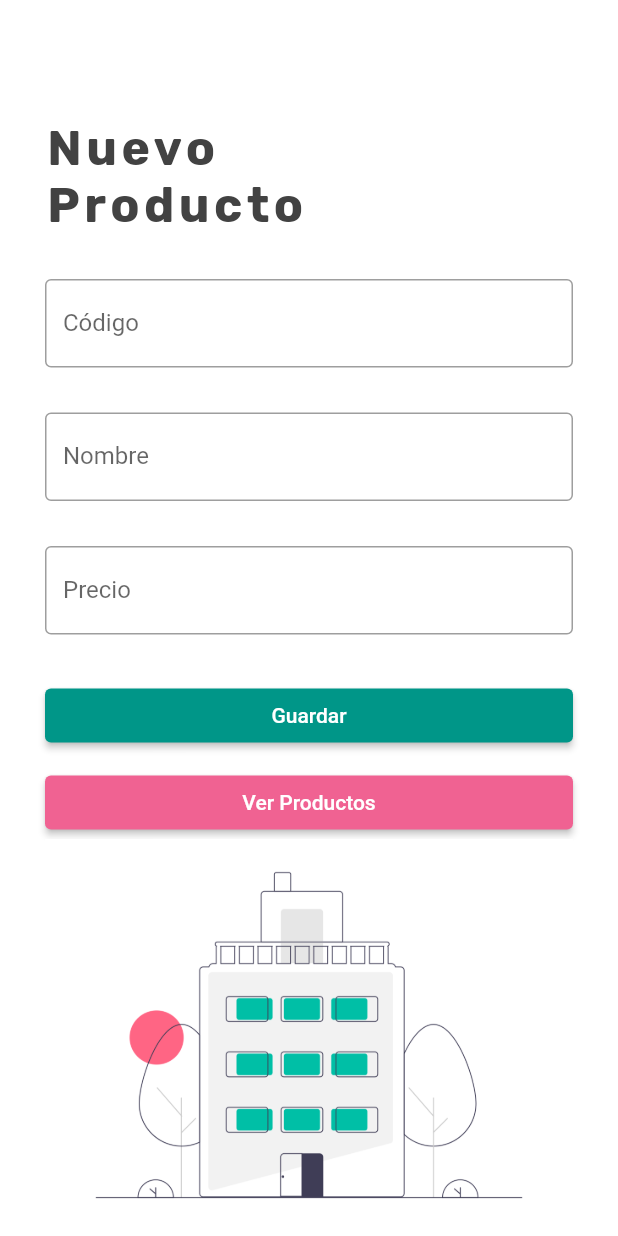
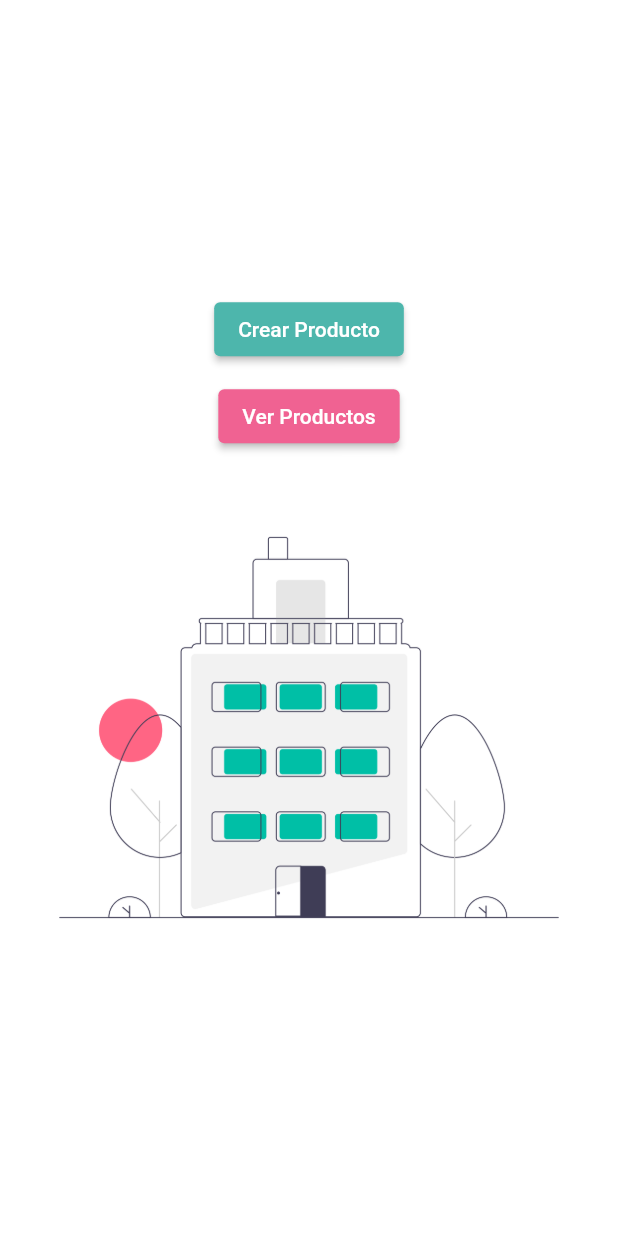
Before and after one commit to ederjgb94/topicosprimersem2023am, a Flutter app: the screen it shows after launch, on a phone screen of 412 x 824 dp. Run offline on Flutter 3.47's test engine with Material 2 defaults, Android fonts, the light colour scheme and no system bars; our stand-ins replace google_fonts.

Commit message:
obtener mapa desde una vista para guardar en otra

```diff
--- a/lib/main.dart
+++ b/lib/main.dart
@@ -1,4 +1,5 @@
 import 'package:clasetopicosuno/producto.dart';
+import 'package:clasetopicosuno/vistas/crear_producto.dart';
 import 'package:clasetopicosuno/vistas/ver_productos.dart';
 import 'package:flutter/material.dart';
 import 'package:flutter/services.dart';
@@ -40,7 +41,7 @@ class _MyHomePageState extends State<MyHomePage> {
   TextEditingController codigoController = TextEditingController();
   TextEditingController nombreController = TextEditingController();
   TextEditingController precioController = TextEditingController();
-
+  bool errorNombre = false;
   List<Producto> productos = [];
 
   @override
@@ -58,75 +59,43 @@ class _MyHomePageState extends State<MyHomePage> {
         ),
         elevation: 0,
       ),
-      body: SingleChildScrollView(
-        padding: const EdgeInsets.symmetric(
-          vertical: 80,
-          horizontal: 30,
-        ),
-        child: Column(
-          crossAxisAlignment: CrossAxisAlignment.stretch,
+      body: Column(
+        crossAxisAlignment: CrossAxisAlignment.center,
+        mainAxisAlignment: MainAxisAlignment.center,
+        mainAxisSize: MainAxisSize.max,
         children: [
-            Text(
-              'Nuevo\nProducto',
-              style: GoogleFonts.rubik(
-                fontSize: 32,
-                fontWeight: FontWeight.w700,
-                color: Colors.grey.shade800,
-                letterSpacing: 3,
-              ),
-            ),
           const SizedBox(
-              height: 30,
-            ),
-            TextField(
-              controller: codigoController,
-              decoration: const InputDecoration(
-                border: OutlineInputBorder(),
-                labelText: 'Código',
-              ),
-            ),
-            const SizedBox(
-              height: 30,
-            ),
-            TextField(
-              controller: nombreController,
-              decoration: InputDecoration(
-                border: OutlineInputBorder(),
-                labelText: 'Nombre',
-              ),
-            ),
-            const SizedBox(
-              height: 30,
-            ),
-            TextField(
-              controller: precioController,
-              decoration: InputDecoration(
-                border: OutlineInputBorder(),
-                labelText: 'Precio',
-              ),
-            ),
-            const SizedBox(
-              height: 30,
+            height: 10,
           ),
           ElevatedButton(
+            style: ElevatedButton.styleFrom(
+              backgroundColor: Colors.teal.shade300,
+            ),
             onPressed: () {
-                Producto producto = Producto(
-                  codigo: codigoController.text,
-                  nombre: nombreController.text,
-                  precio: double.parse(precioController.text),
+              Navigator.push(
+                context,
+                MaterialPageRoute(
+                  builder: (context) {
+                    return CrearProducto();
+                  },
+                ),
+              ).then(
+                (value) {
+                  // String codigo = value['codigo'];
+                  // String nombre = value['nombre'];
+                  // double precio = double.parse(value['precio']);
+                  Producto p = new Producto(
+                    codigo: value['codigo'],
+                    nombre: value['nombre'],
+                    precio: value['precio'],
                   );
-                productos.add(producto);
-
-                for (var producto in productos) {
-                  print(producto.toMap());
-                }
+                  productos.add(p);
                 },
-              style: ElevatedButton.styleFrom(
-                backgroundColor: Colors.teal,
+              );
+            },
+            child: Text('Crear Producto'),
           ),
-              child: const Text('Guardar'),
-            ),
-            const SizedBox(
+          SizedBox(
             height: 10,
           ),
           ElevatedButton(
@@ -147,9 +116,11 @@ class _MyHomePageState extends State<MyHomePage> {
             },
             child: Text('Ver Productos'),
           ),
+          SizedBox(
+            height: 30,
+          ),
           Image.asset('assets/imagen.png'),
         ],
-        ),
       ),
       // floatingActionButton: FloatingActionButton(
       //   onPressed: () {},
```
Also changed, not shown: lib/vistas/crear_producto.dart (added, +83 -0 lines). Lines whose indentation alone changed are shown as unchanged.
